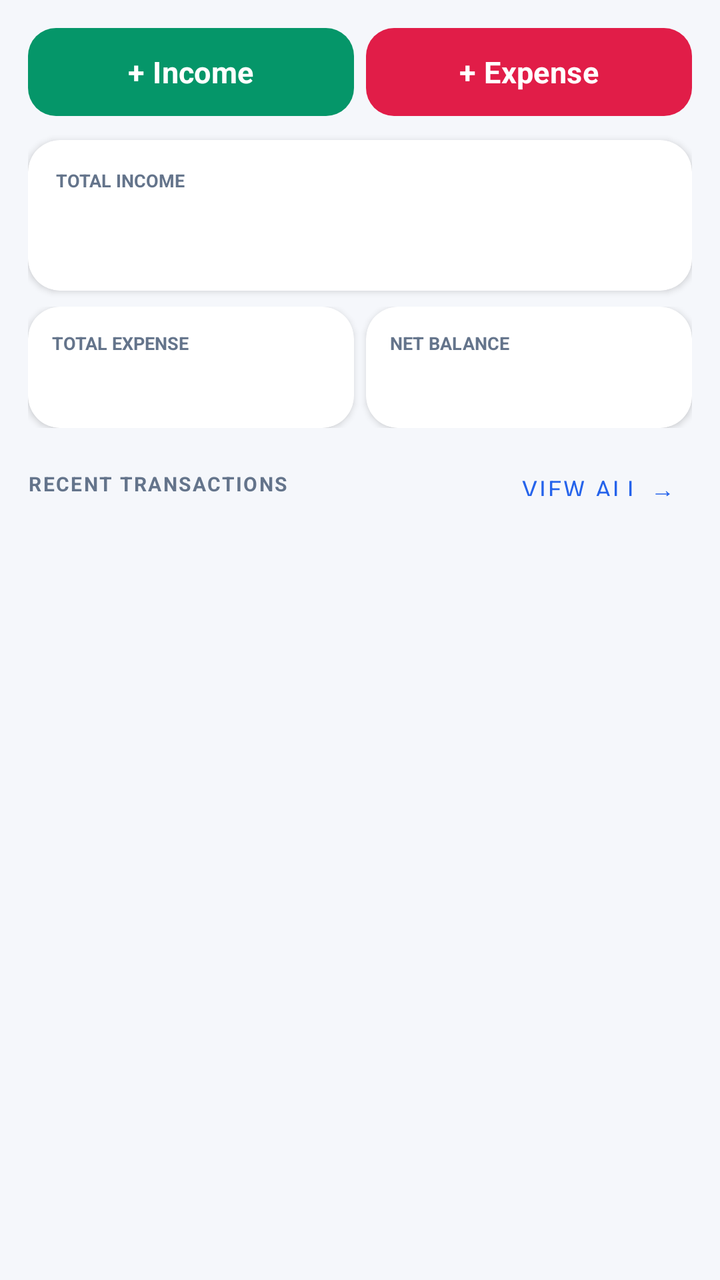
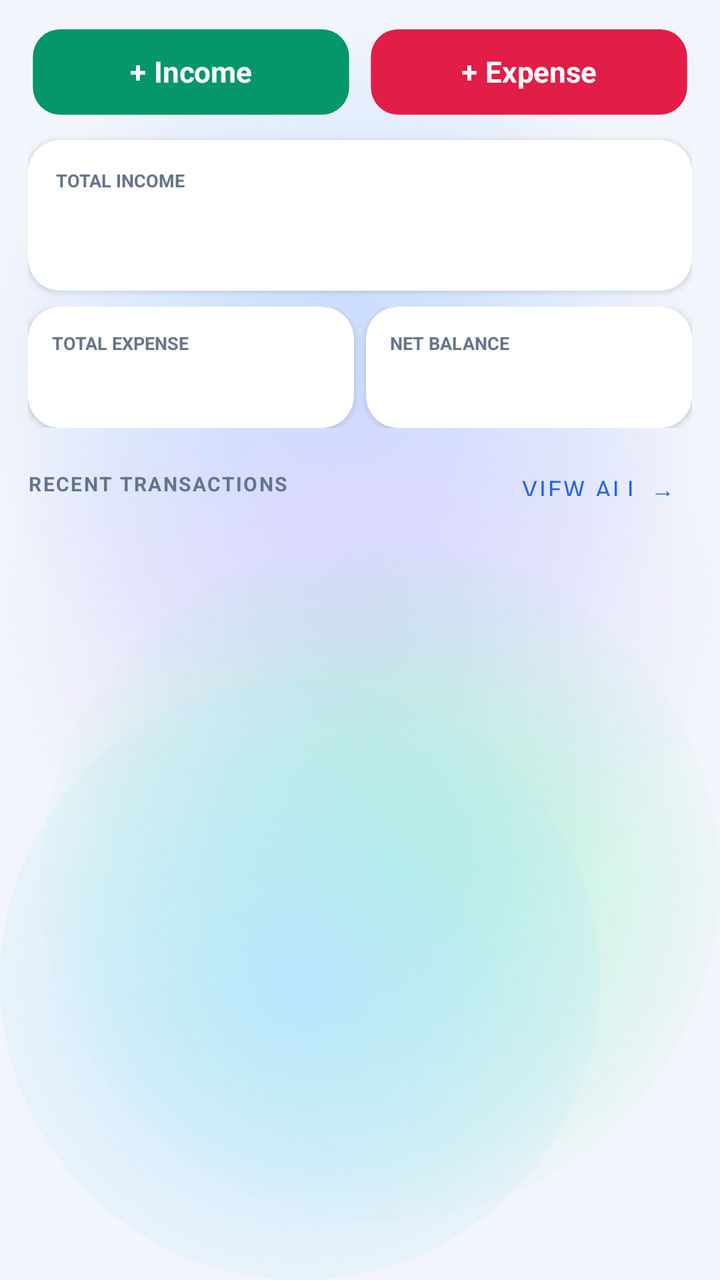

Two renders of the same Android screen: before a commit and after it. Below are the layout's source before the change and the commit's diff.
<!-- AndroidManifest.xml: application theme Theme.ExpenseOS -->
<!-- res/layout/fragment_dashboard.xml -->
<?xml version="1.0" encoding="utf-8"?>
<ScrollView xmlns:android="http://schemas.android.com/apk/res/android"
    android:layout_width="match_parent"
    android:layout_height="match_parent"
    android:background="@color/bg">

    <LinearLayout
        android:layout_width="match_parent"
        android:layout_height="wrap_content"
        android:orientation="vertical"
        android:padding="14dp">

        
        <TextView
            android:id="@+id/tvSyncStatus"
            android:layout_width="wrap_content"
            android:layout_height="wrap_content"
            android:textColor="@color/amber"
            android:textSize="12sp"
            android:background="@color/warning_bg"
            android:paddingHorizontal="10dp"
            android:paddingVertical="4dp"
            android:layout_marginBottom="10dp"
            android:visibility="gone" />

        
        <LinearLayout
            android:layout_width="match_parent"
            android:layout_height="wrap_content"
            android:orientation="horizontal"
            android:layout_marginBottom="12dp">

            <Button
                android:id="@+id/btnAddIncomeDash"
                style="@style/BtnSuccess"
                android:layout_width="0dp"
                android:layout_weight="1"
                android:layout_height="44dp"
                android:text="+ Income"
                android:layout_marginEnd="6dp" />

            <Button
                android:id="@+id/btnAddExpenseDash"
                style="@style/BtnDanger"
                android:layout_width="0dp"
                android:layout_weight="1"
                android:layout_height="44dp"
                android:text="+ Expense" />
        </LinearLayout>

        
        <androidx.cardview.widget.CardView xmlns:app="http://schemas.android.com/apk/res-auto"
            android:layout_width="match_parent"
            android:layout_height="wrap_content"
            android:layout_marginBottom="8dp"
            app:cardCornerRadius="16dp"
            app:cardElevation="2dp">

            <LinearLayout
                android:layout_width="match_parent"
                android:layout_height="wrap_content"
                android:orientation="vertical"
                android:padding="14dp">

                <TextView
                    android:layout_width="wrap_content"
                    android:layout_height="wrap_content"
                    android:text="TOTAL INCOME"
                    android:textSize="9sp"
                    android:textColor="@color/text_muted"
                    android:textStyle="bold" />

                <TextView
                    android:id="@+id/tvDashIncome"
                    android:layout_width="wrap_content"
                    android:layout_height="wrap_content"
                    android:textSize="26sp"
                    android:textStyle="bold"
                    android:textColor="@color/green" />
            </LinearLayout>
        </androidx.cardview.widget.CardView>

        <LinearLayout
            android:layout_width="match_parent"
            android:layout_height="wrap_content"
            android:orientation="horizontal"
            android:layout_marginBottom="12dp">

            <androidx.cardview.widget.CardView xmlns:app="http://schemas.android.com/apk/res-auto"
                android:layout_width="0dp"
                android:layout_height="wrap_content"
                android:layout_weight="1"
                android:layout_marginEnd="6dp"
                app:cardCornerRadius="16dp"
                app:cardElevation="2dp">

                <LinearLayout
                    android:layout_width="match_parent"
                    android:layout_height="wrap_content"
                    android:orientation="vertical"
                    android:padding="12dp">

                    <TextView
                        android:layout_width="wrap_content"
                        android:layout_height="wrap_content"
                        android:text="TOTAL EXPENSE"
                        android:textSize="9sp"
                        android:textColor="@color/text_muted"
                        android:textStyle="bold" />

                    <TextView
                        android:id="@+id/tvDashExpense"
                        android:layout_width="wrap_content"
                        android:layout_height="wrap_content"
                        android:textSize="18sp"
                        android:textStyle="bold"
                        android:textColor="@color/red" />
                </LinearLayout>
            </androidx.cardview.widget.CardView>

            <androidx.cardview.widget.CardView xmlns:app="http://schemas.android.com/apk/res-auto"
                android:layout_width="0dp"
                android:layout_height="wrap_content"
                android:layout_weight="1"
                app:cardCornerRadius="16dp"
                app:cardElevation="2dp">

                <LinearLayout
                    android:layout_width="match_parent"
                    android:layout_height="wrap_content"
                    android:orientation="vertical"
                    android:padding="12dp">

                    <TextView
                        android:layout_width="wrap_content"
                        android:layout_height="wrap_content"
                        android:text="NET BALANCE"
                        android:textSize="9sp"
                        android:textColor="@color/text_muted"
                        android:textStyle="bold" />

                    <TextView
                        android:id="@+id/tvDashBalance"
                        android:layout_width="wrap_content"
                        android:layout_height="wrap_content"
                        android:textSize="18sp"
                        android:textStyle="bold"
                        android:textColor="@color/primary" />
                </LinearLayout>
            </androidx.cardview.widget.CardView>
        </LinearLayout>

        
        <LinearLayout
            android:layout_width="match_parent"
            android:layout_height="wrap_content"
            android:orientation="horizontal"
            android:gravity="center_vertical"
            android:layout_marginBottom="8dp">

            <TextView
                android:layout_width="0dp"
                android:layout_height="wrap_content"
                android:layout_weight="1"
                android:text="RECENT TRANSACTIONS"
                android:textSize="10sp"
                android:textStyle="bold"
                android:textColor="@color/text_muted"
                android:letterSpacing="0.08" />

            <Button
                android:id="@+id/btnViewAll"
                style="@style/Widget.MaterialComponents.Button.TextButton"
                android:layout_width="wrap_content"
                android:layout_height="32dp"
                android:text="View All →"
                android:textSize="12sp" />
        </LinearLayout>

        <androidx.recyclerview.widget.RecyclerView
            android:id="@+id/rvDashRecent"
            android:layout_width="match_parent"
            android:layout_height="wrap_content"
            android:nestedScrollingEnabled="false" />
    </LinearLayout>
</ScrollView>
<!-- resources referenced by this layout -->
<resources>
  <color name="bg">#F5F7FB</color>
  <style name="Theme.ExpenseOS" parent="Theme.MaterialComponents.DayNight.NoActionBar">
          <item name="colorPrimary">@color/primary</item>
          <item name="colorPrimaryVariant">@color/primary_dark</item>
          <item name="colorPrimaryDark">@color/primary_dark</item>
          <item name="colorOnPrimary">@color/on_primary</item>
          <item name="colorSecondary">@color/secondary</item>
          <item name="colorSecondaryVariant">@color/secondary_dark</item>
          <item name="colorOnSecondary">@color/on_primary</item>
          <item name="colorAccent">@color/primary</item>
          <item name="colorSurface">@color/surface</item>
          <item name="colorOnSurface">@color/text</item>
          <item name="colorOnBackground">@color/text</item>
          <item name="colorError">@color/danger</item>
          <item name="android:colorBackground">@color/bg</item>
          <item name="android:windowBackground">@color/bg</item>
  
          <item name="android:textColorPrimary">@color/text</item>
          <item name="android:textColorSecondary">@color/text_muted</item>
          <item name="android:textColorHint">@color/text_hint</item>
          <item name="android:fontFamily">sans-serif</item>
          <item name="fontFamily">sans-serif</item>
  
          
          <item name="android:statusBarColor">@color/bg</item>
          <item name="android:navigationBarColor">@color/nav_bg</item>
          <item name="android:windowLightStatusBar">true</item>
          <item name="android:windowLightNavigationBar" tools:targetApi="o_mr1">true</item>
          <item name="android:forceDarkAllowed" tools:targetApi="q">false</item>
  
          
          <item name="editTextStyle">@style/Widget.ExpenseOS.EditText</item>
          <item name="materialAlertDialogTheme">@style/ThemeOverlay.ExpenseOS.Dialog</item>
          <item name="bottomSheetDialogTheme">@style/ThemeOverlay.ExpenseOS.BottomSheet</item>
          <item name="materialTimePickerTheme">@style/ThemeOverlay.ExpenseOS.TimePicker</item>
          <item name="android:windowAnimationStyle">@style/Animation.ExpenseOS.Window</item>
          <item name="android:windowActivityTransitions">true</item>
          <item name="android:windowContentTransitions">true</item>
      </style>
  <style name="BtnBase" parent="Widget.MaterialComponents.Button">
          <item name="android:textSize">@dimen/type_subtitle</item>
          <item name="android:textStyle">bold</item>
          <item name="android:letterSpacing">0.01</item>
          <item name="android:textAllCaps">false</item>
          <item name="android:minHeight">@dimen/touch_target</item>
          <item name="android:insetTop">0dp</item>
          <item name="android:insetBottom">0dp</item>
          <item name="cornerRadius">14dp</item>
          <item name="android:stateListAnimator">@null</item>
      </style>
  <color name="surface">#FFFFFF</color>
  <color name="nav_bg">#FFFFFF</color>
  <!-- unchanged entries left out for length: 29 -->
</resources>

<!-- the commit's change to res/layout/fragment_dashboard.xml (unified diff, before → after) -->
@@ -2,7 +2,7 @@
 <ScrollView xmlns:android="http://schemas.android.com/apk/res/android"
     android:layout_width="match_parent"
     android:layout_height="match_parent"
-    android:background="@color/bg">
+    android:background="@android:color/transparent">
 
     <LinearLayout
         android:layout_width="match_parent"
<!-- resource entries referenced after the edit -->
@@ -1,6 +1,60 @@
 <!-- resources referenced by this layout -->
 <resources>
-  <color name="bg">#F5F7FB</color>
+  <color name="bg">#F2F5FB</color>
+  <!-- drawable aurora_bg (drawable) -->
+  <?xml version="1.0" encoding="utf-8"?>
+  <layer-list xmlns:android="http://schemas.android.com/apk/res/android">
+      <item android:drawable="@color/aurora_base" />
+      <item android:width="380dp" android:height="380dp"
+          android:gravity="top|end"
+          android:drawable="@drawable/aurora_blob_blue" />
+      <item android:width="360dp" android:height="360dp"
+          android:gravity="start" android:top="120dp"
+          android:drawable="@drawable/aurora_blob_violet" />
+      <item android:width="340dp" android:height="340dp"
+          android:gravity="bottom|end" android:bottom="30dp"
+          android:drawable="@drawable/aurora_blob_mint" />
+      <item android:width="300dp" android:height="300dp"
+          android:gravity="bottom|start"
+          android:drawable="@drawable/aurora_blob_sky" />
+  </layer-list>
+  <color name="aurora_base">#F2F5FB</color>
+  <!-- drawable aurora_blob_blue (drawable) -->
+  <?xml version="1.0" encoding="utf-8"?>
+  <shape xmlns:android="http://schemas.android.com/apk/res/android" android:shape="oval">
+      <gradient
+          android:type="radial"
+          android:gradientRadius="180dp"
+          android:startColor="#BFDBFE"
+          android:endColor="#00BFDBFE" />
+  </shape>
+  <!-- drawable aurora_blob_violet (drawable) -->
+  <?xml version="1.0" encoding="utf-8"?>
+  <shape xmlns:android="http://schemas.android.com/apk/res/android" android:shape="oval">
+      <gradient
+          android:type="radial"
+          android:gradientRadius="180dp"
+          android:startColor="#DDD6FE"
+          android:endColor="#00DDD6FE" />
+  </shape>
+  <!-- drawable aurora_blob_mint (drawable) -->
+  <?xml version="1.0" encoding="utf-8"?>
+  <shape xmlns:android="http://schemas.android.com/apk/res/android" android:shape="oval">
+      <gradient
+          android:type="radial"
+          android:gradientRadius="180dp"
+          android:startColor="#A7F3D0"
+          android:endColor="#00A7F3D0" />
+  </shape>
+  <!-- drawable aurora_blob_sky (drawable) -->
+  <?xml version="1.0" encoding="utf-8"?>
+  <shape xmlns:android="http://schemas.android.com/apk/res/android" android:shape="oval">
+      <gradient
+          android:type="radial"
+          android:gradientRadius="180dp"
+          android:startColor="#BAE6FD"
+          android:endColor="#00BAE6FD" />
+  </shape>
   <style name="Theme.ExpenseOS" parent="Theme.MaterialComponents.DayNight.NoActionBar">
           <item name="colorPrimary">@color/primary</item>
           <item name="colorPrimaryVariant">@color/primary_dark</item>
@@ -15,7 +69,7 @@
           <item name="colorOnBackground">@color/text</item>
           <item name="colorError">@color/danger</item>
           <item name="android:colorBackground">@color/bg</item>
-          <item name="android:windowBackground">@color/bg</item>
+          <item name="android:windowBackground">@drawable/aurora_bg</item>
   
           <item name="android:textColorPrimary">@color/text</item>
           <item name="android:textColorSecondary">@color/text_muted</item>
@@ -24,8 +78,8 @@
           <item name="fontFamily">sans-serif</item>
   
           
-          <item name="android:statusBarColor">@color/bg</item>
-          <item name="android:navigationBarColor">@color/nav_bg</item>
+          <item name="android:statusBarColor">@android:color/transparent</item>
+          <item name="android:navigationBarColor">@android:color/transparent</item>
           <item name="android:windowLightStatusBar">true</item>
           <item name="android:windowLightNavigationBar" tools:targetApi="o_mr1">true</item>
           <item name="android:forceDarkAllowed" tools:targetApi="q">false</item>
@@ -48,10 +102,9 @@
           <item name="android:insetTop">0dp</item>
           <item name="android:insetBottom">0dp</item>
           <item name="cornerRadius">14dp</item>
-          <item name="android:stateListAnimator">@null</item>
+          <item name="android:stateListAnimator">@animator/btn_press_scale</item>
       </style>
-  <color name="surface">#FFFFFF</color>
-  <color name="nav_bg">#FFFFFF</color>
+  <color name="surface">#E9FFFFFF</color>
   <!-- unchanged entries left out for length: 29 -->
 </resources>
 
